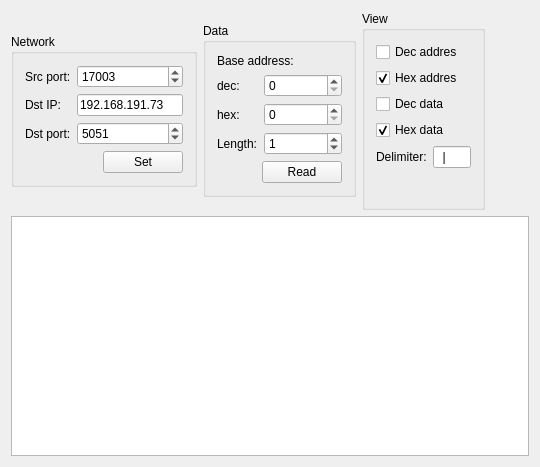
Qt form UPX/mainwindow.ui (Blackghost56/UDP_UPX_Test) before a commit.
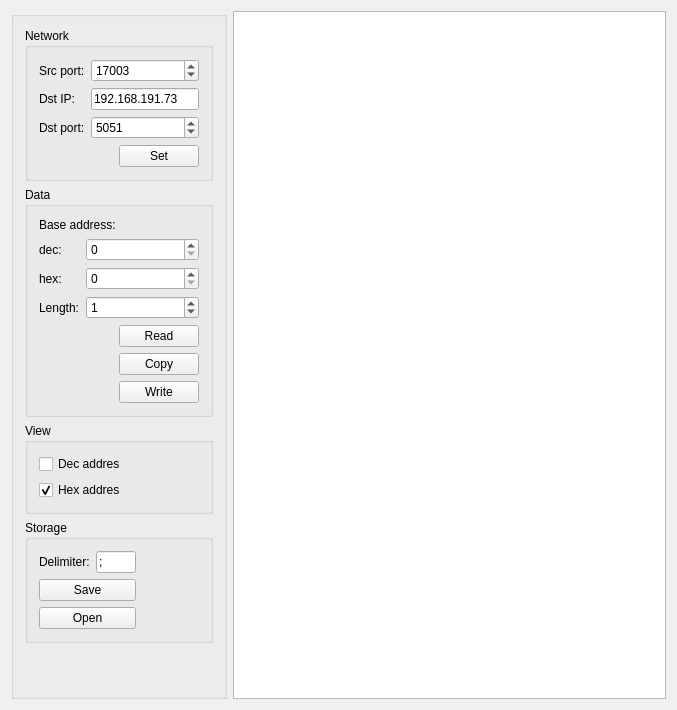
The same form after that commit.

Commit message: UPX Reader ver.1.0.0

Diff of the .ui file:
```diff
--- a/UPX/mainwindow.ui
+++ b/UPX/mainwindow.ui
@@ -6,18 +6,28 @@
    <rect>
     <x>0</x>
     <y>0</y>
-    <width>540</width>
-    <height>467</height>
+    <width>677</width>
+    <height>710</height>
    </rect>
   </property>
   <property name="windowTitle">
    <string>UPX Reader</string>
   </property>
   <widget class="QWidget" name="centralWidget">
-   <layout class="QGridLayout" name="gridLayout_4">
+   <layout class="QGridLayout" name="gridLayout_7">
     <item row="0" column="0">
-     <layout class="QHBoxLayout" name="horizontalLayout">
-      <item>
+     <widget class="QGroupBox" name="groupBox_5">
+      <property name="sizePolicy">
+       <sizepolicy hsizetype="Maximum" vsizetype="Preferred">
+        <horstretch>0</horstretch>
+        <verstretch>0</verstretch>
+       </sizepolicy>
+      </property>
+      <property name="title">
+       <string/>
+      </property>
+      <layout class="QGridLayout" name="gridLayout_6">
+       <item row="0" column="0">
        <widget class="QGroupBox" name="groupBox">
         <property name="sizePolicy">
          <sizepolicy hsizetype="Preferred" vsizetype="Maximum">
@@ -104,10 +114,10 @@
         </layout>
        </widget>
       </item>
-      <item>
+       <item row="1" column="0">
        <widget class="QGroupBox" name="groupBox_2">
         <property name="sizePolicy">
-         <sizepolicy hsizetype="Preferred" vsizetype="Maximum">
+          <sizepolicy hsizetype="Preferred" vsizetype="Preferred">
           <horstretch>0</horstretch>
           <verstretch>0</verstretch>
          </sizepolicy>
@@ -196,16 +206,34 @@
           </spacer>
          </item>
          <item row="1" column="1">
+           <layout class="QVBoxLayout" name="verticalLayout">
+            <item>
           <widget class="QPushButton" name="read_pushButton">
            <property name="text">
             <string>Read</string>
            </property>
           </widget>
          </item>
-        </layout>
+            <item>
+             <widget class="QPushButton" name="copy_pushButton">
+              <property name="text">
+               <string>Copy</string>
+              </property>
        </widget>
       </item>
       <item>
+             <widget class="QPushButton" name="write_pushButton">
+              <property name="text">
+               <string>Write</string>
+              </property>
+             </widget>
+            </item>
+           </layout>
+          </item>
+         </layout>
+        </widget>
+       </item>
+       <item row="2" column="0">
        <widget class="QGroupBox" name="groupBox_3">
         <property name="sizePolicy">
          <sizepolicy hsizetype="Preferred" vsizetype="Maximum">
@@ -234,24 +262,18 @@
            </property>
           </widget>
          </item>
-         <item row="2" column="0">
-          <widget class="QCheckBox" name="decData_checkBox">
-           <property name="text">
-            <string>Dec data</string>
-           </property>
+         </layout>
           </widget>
          </item>
          <item row="3" column="0">
-          <widget class="QCheckBox" name="hexData_checkBox">
-           <property name="text">
-            <string>Hex data</string>
-           </property>
-           <property name="checked">
-            <bool>true</bool>
-           </property>
-          </widget>
-         </item>
-         <item row="4" column="0">
+        <widget class="QGroupBox" name="groupBox_4">
+         <property name="title">
+          <string>Storage</string>
+         </property>
+         <layout class="QGridLayout" name="gridLayout_4">
+          <item row="0" column="0">
+           <layout class="QVBoxLayout" name="verticalLayout_2">
+            <item>
           <layout class="QFormLayout" name="formLayout_3">
            <item row="0" column="0">
             <widget class="QLabel" name="label_8">
@@ -269,13 +291,45 @@
               </size>
              </property>
              <property name="text">
-              <string>  |  </string>
+                 <string>;</string>
              </property>
             </widget>
            </item>
           </layout>
          </item>
-         <item row="5" column="0">
+            <item>
+             <widget class="QPushButton" name="save_pushButton">
+              <property name="text">
+               <string>Save</string>
+              </property>
+             </widget>
+            </item>
+            <item>
+             <widget class="QPushButton" name="open_pushButton">
+              <property name="text">
+               <string>Open</string>
+              </property>
+             </widget>
+            </item>
+           </layout>
+          </item>
+          <item row="0" column="1">
+           <spacer name="horizontalSpacer_2">
+            <property name="orientation">
+             <enum>Qt::Horizontal</enum>
+            </property>
+            <property name="sizeHint" stdset="0">
+             <size>
+              <width>55</width>
+              <height>20</height>
+             </size>
+            </property>
+           </spacer>
+          </item>
+         </layout>
+        </widget>
+       </item>
+       <item row="4" column="0">
           <spacer name="verticalSpacer">
            <property name="orientation">
             <enum>Qt::Vertical</enum>
@@ -283,35 +337,16 @@
            <property name="sizeHint" stdset="0">
             <size>
              <width>20</width>
-             <height>28</height>
+           <height>40</height>
             </size>
            </property>
           </spacer>
          </item>
         </layout>
        </widget>
-      </item>
-     </layout>
     </item>
     <item row="0" column="1">
-     <spacer name="horizontalSpacer_2">
-      <property name="orientation">
-       <enum>Qt::Horizontal</enum>
-      </property>
-      <property name="sizeHint" stdset="0">
-       <size>
-        <width>43</width>
-        <height>20</height>
-       </size>
-      </property>
-     </spacer>
-    </item>
-    <item row="1" column="0" colspan="2">
-     <widget class="QPlainTextEdit" name="data_plainTextEdit">
-      <property name="readOnly">
-       <bool>true</bool>
-      </property>
-     </widget>
+     <widget class="QTableWidget" name="tableWidget"/>
     </item>
    </layout>
   </widget>
```
Lines whose indentation alone changed are shown as unchanged. The commit also changes 2 other files.
